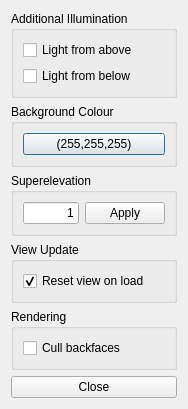
Above: Applications/DataExplorer/VtkVis/VisPrefs.ui from ufz/ogs before the change. Below: the same form after it.
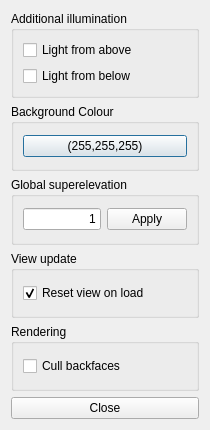
That is the form after the change. Custom widgets are drawn as their Qt base class.

Diff of the .ui file:
```diff
--- a/Applications/DataExplorer/VtkVis/VisPrefs.ui
+++ b/Applications/DataExplorer/VtkVis/VisPrefs.ui
@@ -6,10 +6,22 @@
    <rect>
     <x>0</x>
     <y>0</y>
-    <width>188</width>
-    <height>402</height>
+    <width>210</width>
+    <height>430</height>
    </rect>
   </property>
+  <property name="minimumSize">
+   <size>
+    <width>210</width>
+    <height>430</height>
+   </size>
+  </property>
+  <property name="maximumSize">
+   <size>
+    <width>210</width>
+    <height>430</height>
+   </size>
+  </property>
   <property name="windowTitle">
    <string>Visualisation Settings</string>
   </property>
@@ -17,7 +29,7 @@
    <item>
     <widget class="QGroupBox" name="LightBox">
      <property name="title">
-      <string>Additional Illumination</string>
+      <string>Additional illumination</string>
      </property>
      <layout class="QVBoxLayout" name="verticalLayout_2">
       <item>
@@ -56,7 +68,7 @@
    <item>
     <widget class="QGroupBox" name="SuperelevationBox">
      <property name="title">
-      <string>Superelevation</string>
+      <string>Global superelevation</string>
      </property>
      <layout class="QHBoxLayout" name="horizontalLayout">
       <item>
@@ -91,7 +103,7 @@
    <item>
     <widget class="QGroupBox" name="ViewUpdateBox">
      <property name="title">
-      <string>View Update</string>
+      <string>View update</string>
      </property>
      <layout class="QVBoxLayout" name="verticalLayout_3">
       <item>
```
Left out of the diff: 2 changed lines with no effect on the pictures.
